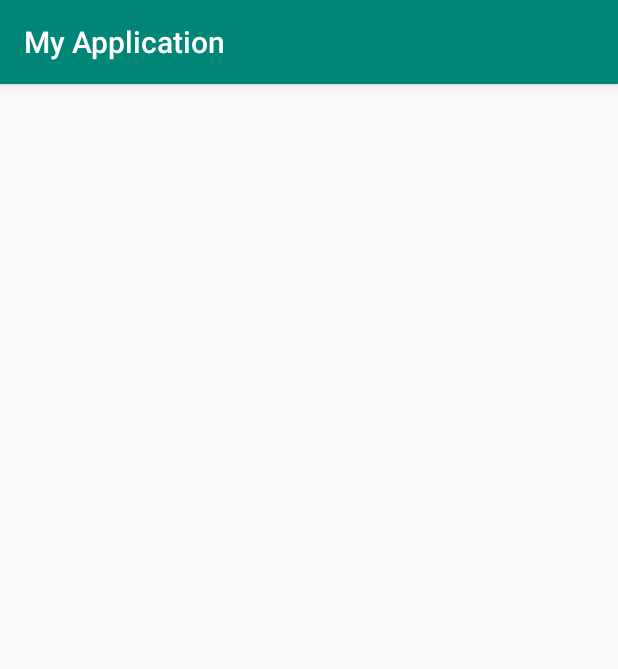
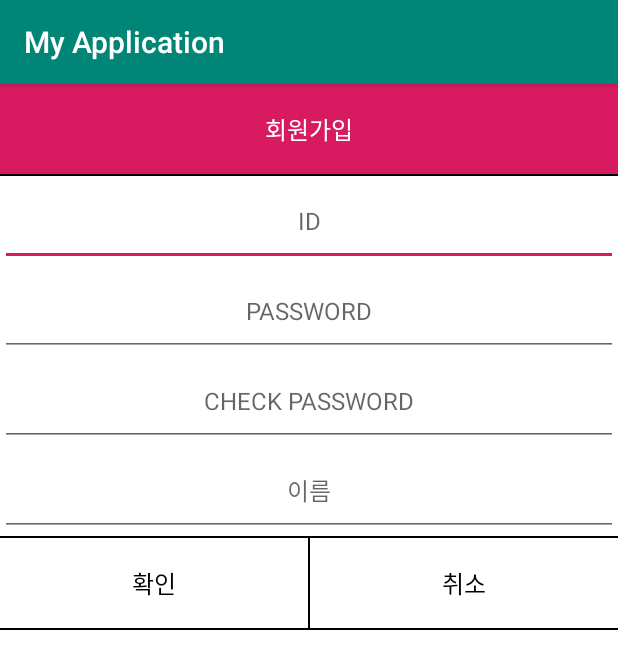
Before and after one commit to LeeDongYeun/CS496_Project2, an Android app: the NewMember screen opened directly, with no data from a screen before it, on a phone screen of 412 x 824 dp. Shown: the top 669 px of the screen. Run offline under Robolectric (Android 15) with nearby library versions, the phone set to English and light mode, and no system bars; our stand-ins replace Volley; network calls fail.

Commit message:
addNewMember

```diff
--- a/prjcet2Front/MyApplication/app/src/main/res/layout/activity_new_member.xml
+++ b/prjcet2Front/MyApplication/app/src/main/res/layout/activity_new_member.xml
@@ -1,9 +1,106 @@
 <?xml version="1.0" encoding="utf-8"?>
-<android.support.constraint.ConstraintLayout xmlns:android="http://schemas.android.com/apk/res/android"
-    xmlns:app="http://schemas.android.com/apk/res-auto"
-    xmlns:tools="http://schemas.android.com/tools"
+<LinearLayout xmlns:android="http://schemas.android.com/apk/res/android"
+    android:orientation="vertical"
+    android:background="#ffffff"
     android:layout_width="match_parent"
-    android:layout_height="match_parent"
-    tools:context=".NewMember">
+    android:layout_height="match_parent">
 
-</android.support.constraint.ConstraintLayout>
+    <TextView
+        android:id="@+id/title"
+        android:layout_width="match_parent"
+        android:layout_height="60dp"
+        android:gravity="center"
+        android:textColor="#ffffff"
+        android:textSize="16dp"
+        android:text="회원가입"
+        android:background="@color/colorAccent"/>
+
+    <View
+        android:layout_width="match_parent"
+        android:layout_height="1dp"
+        android:background="#000000"/>
+
+    <EditText
+        android:id="@+id/member_id"
+        android:layout_width="match_parent"
+        android:layout_height="60dp"
+        android:gravity="center"
+        android:textColor="#000000"
+        android:textSize="16dp"
+        android:hint="ID"/>
+
+    <EditText
+        android:id="@+id/password"
+        android:layout_width="match_parent"
+        android:layout_height="60dp"
+        android:gravity="center"
+        android:textColor="#000000"
+        android:textSize="16dp"
+        android:hint="PASSWORD"
+        android:password="true"/>
+
+    <EditText
+        android:id="@+id/check_password"
+        android:layout_width="match_parent"
+        android:layout_height="60dp"
+        android:gravity="center"
+        android:textColor="#000000"
+        android:textSize="16dp"
+        android:hint="CHECK PASSWORD"
+        android:password="true"/>
+
+    <EditText
+        android:id="@+id/name_db"
+        android:layout_width="match_parent"
+        android:layout_height="60dp"
+        android:gravity="center"
+        android:textColor="#000000"
+        android:textSize="16dp"
+        android:hint="이름"/>
+
+    <View
+        android:layout_width="match_parent"
+        android:layout_height="1dp"
+        android:background="#000000"/>
+
+    <LinearLayout
+        android:layout_width="match_parent"
+        android:layout_height="60dp"
+        android:orientation="horizontal">
+
+        <Button
+            android:id="@+id/okButton"
+            android:layout_width="match_parent"
+            android:layout_height="60dp"
+            android:layout_weight="1"
+            android:gravity="center"
+            android:onClick="okClick"
+            android:text="확인"
+            android:textColor="#000000"
+            android:textSize="16dp"
+            android:background="#ffffff"/>
+
+        <View
+            android:layout_width="1dp"
+            android:layout_height="match_parent"
+            android:background="#000000" />
+
+        <Button
+            android:id="@+id/cancelButton"
+            android:layout_width="match_parent"
+            android:layout_height="60dp"
+            android:layout_weight="1"
+            android:gravity="center"
+            android:onClick="canclick"
+            android:text="취소"
+            android:textColor="#000000"
+            android:textSize="16dp"
+            android:background="#ffffff"/>
+    </LinearLayout>
+
+    <View
+        android:layout_width="match_parent"
+        android:layout_height="1dp"
+        android:background="#000000"/>
+
+</LinearLayout>
```
Also changed, not shown: prjcet2Front/MyApplication/app/src/main/java/com/example/q/myapplication/NewMember.java (+118 -0 lines).
